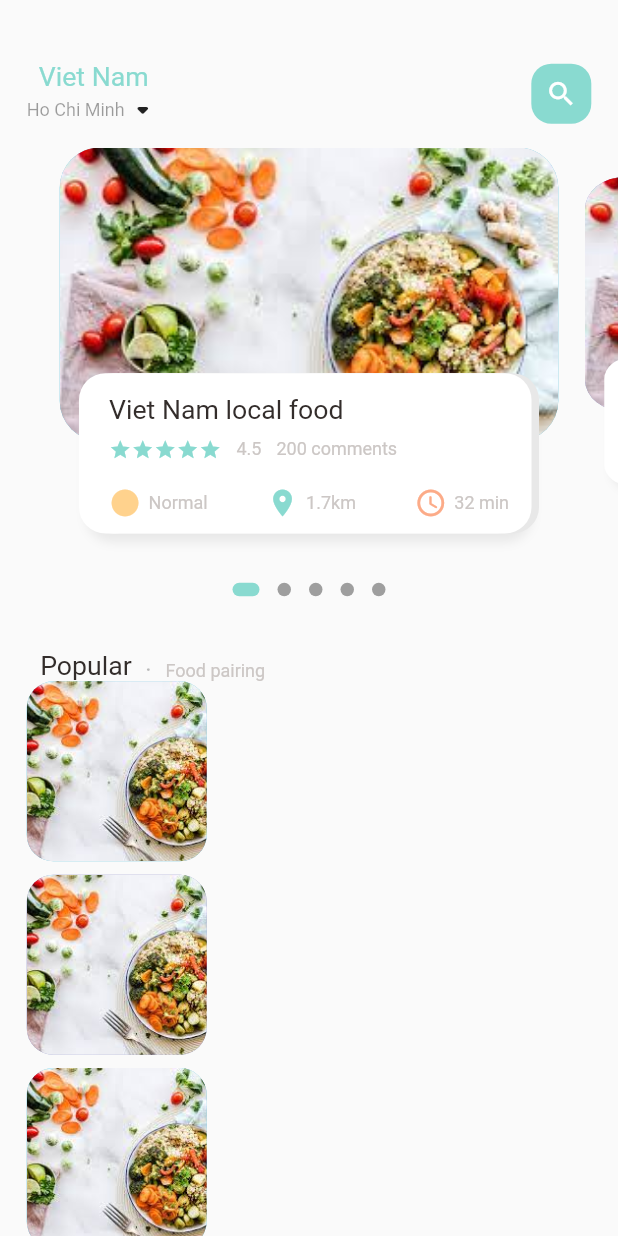
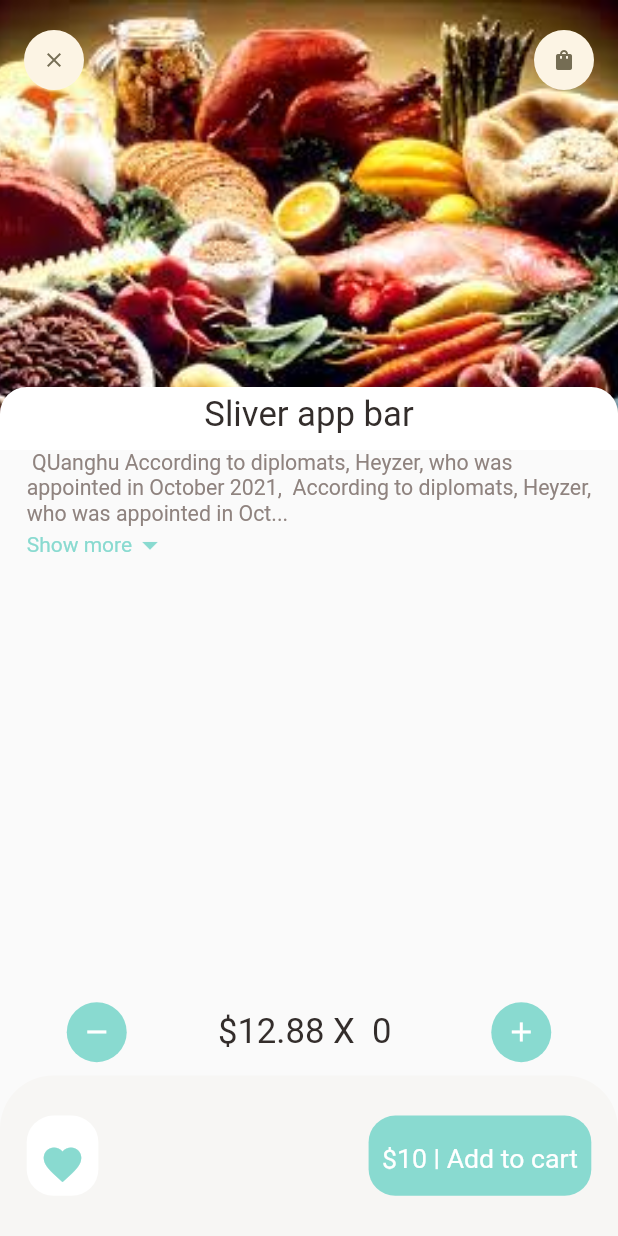
Before and after one commit to just-doit-hana/food-delivery-getx, a Flutter app: the screen it shows after launch, on a phone screen of 412 x 824 dp. Run offline on Flutter 3.47's test engine with Material 2 defaults, Android fonts, the phone set to English and light mode, and no system bars; drawn by our look-alikes of dots_indicator; our stand-ins replace get.

Commit message:
feat(@pages):complete page 70%

```diff
--- a/lib/main.dart
+++ b/lib/main.dart
@@ -1,6 +1,9 @@
 import 'package:flutter/material.dart';
-import 'package:food_delivery/home/main_food_pages.dart';
+import 'package:food_delivery/pages/food/popular_food_detail.dart';
+import 'package:food_delivery/pages/home/recommend_food_detail.dart';
 import 'package:get/route_manager.dart';
+
+import 'pages/home/main_food_pages.dart';
 
 void main() {
   runApp(const MyApp());
@@ -17,6 +20,6 @@ class MyApp extends StatelessWidget {
         theme: ThemeData(
           primarySwatch: Colors.blue,
         ),
-        home: const MainFoodPages());
+        home: const RecommendFoodDetail());
   }
 }
--- a/lib/home/food_page_body.dart
+++ b/lib/pages/home/food_page_body.dart
@@ -1,7 +1,8 @@
 import 'package:dots_indicator/dots_indicator.dart';
 import 'package:flutter/material.dart';
-import 'package:food_delivery/utils/Dimemsion.dart';
+import 'package:food_delivery/utils/dimemsion.dart';
 import 'package:food_delivery/utils/colors.dart';
+import 'package:food_delivery/widget/app_column.dart';
 import 'package:food_delivery/widget/big_text.dart';
 import 'package:food_delivery/widget/icon_and_text_widget.dart';
 import 'package:food_delivery/widget/small_text.dart';
@@ -86,10 +87,10 @@ class _FoodPageBodyState extends State<FoodPageBody> {
             ],
           ),
         ),
-        Container(
-          height: 900,
-          // color: Colors.red,
-          child: ListView.builder(
+        // Container(
+        //   height: 900,
+        //   // color: Colors.red,
+        ListView.builder(
             shrinkWrap: true,
             physics: const NeverScrollableScrollPhysics(),
             itemCount: 10,
@@ -102,7 +103,7 @@ class _FoodPageBodyState extends State<FoodPageBody> {
                       width: 120,
                       margin: EdgeInsets.only(
                           left: DimemsionApp.width20,
-                            right: DimemsionApp.width20,
+                          // right: DimemsionApp.width20,
                           bottom: DimemsionApp.height10),
                       decoration: BoxDecoration(
                           image: const DecorationImage(
@@ -114,11 +115,65 @@ class _FoodPageBodyState extends State<FoodPageBody> {
                               ? const Color(0xFF69c5df)
                               : const Color(0xFF9294cc)),
                     ),
+                    Expanded(
+                        child: Container(
+                      height: 120,
+                      // width: 180,
+                      decoration: BoxDecoration(
+                          // color: Colors.red,
+                          borderRadius: BorderRadius.only(
+                              bottomRight:
+                                  Radius.circular(DimemsionApp.radius20),
+                              topRight:
+                                  Radius.circular(DimemsionApp.radius20))),
+                      child: Padding(
+                        padding: EdgeInsets.only(
+                            left: DimemsionApp.width10,
+                            right: DimemsionApp.width10),
+                        child: Column(
+                          crossAxisAlignment: CrossAxisAlignment.start,
+                          // mainAxisAlignment: MainAxisAlignment.center,
+                          children: [
+                            BigText(text: 'Viet Nam Local food'),
+                            SizedBox(
+                              height: DimemsionApp.height10,
+                            ),
+                            SmallText(text: 'with characterist in viet nam '),
+                            SizedBox(
+                              height: DimemsionApp.height10,
+                            ),
+                            Row(
+                              mainAxisAlignment: MainAxisAlignment.spaceBetween,
+                              children: const [
+                                IconAndTextWidget(
+                                  icon: Icons.circle_sharp,
+                                  text: 'Normal',
+                                  iColor: AppColors.iconColor1,
+                                  // color: AppColors.textColor
+                                ),
+                                IconAndTextWidget(
+                                  icon: Icons.location_on,
+                                  text: '1.7km',
+                                  iColor: AppColors.mainColor,
+                                  // color: AppColors.textColor
+                                ),
+                                IconAndTextWidget(
+                                  icon: Icons.access_time_rounded,
+                                  text: '32 min',
+                                  iColor: AppColors.iconColor2,
+                                  // color: AppColors.textColor
+                                )
+                              ],
+                            )
+                          ],
+                        ),
+                      ),
+                    ))
+                    // Text container
                   ],
                 ),
               );
             }),
-        )
       ],
     );
   }
@@ -194,63 +249,9 @@ class _FoodPageBodyState extends State<FoodPageBody> {
               child: Container(
                   padding: EdgeInsets.only(
                       top: DimemsionApp.height15, left: 15, right: 15),
-                child: Column(
-                    crossAxisAlignment: CrossAxisAlignment.start,
-                    children: [
-                      BigText(text: 'Viet Nam local food'),
-                      SizedBox(
-                        height: DimemsionApp.height10,
-                      ),
-                      Row(
-                        children: [
-                          Wrap(
-                            children: List.generate(
-                                5,
-                                (index) => const Icon(
-                                      Icons.star,
-                                      color: AppColors.mainColor,
-                                      size: 15,
+                  child: AppColumn(
+                    text: 'Cao lau',
                   )),
-                          ),
-                          const SizedBox(
-                            width: 10,
-                          ),
-                          SmallText(text: '4.5'),
-                          const SizedBox(
-                            width: 10,
-                          ),
-                          SmallText(text: '200 comments')
-                        ],
-                      ),
-                      SizedBox(
-                        height: DimemsionApp.height20,
-                      ),
-                      Row(
-                        crossAxisAlignment: CrossAxisAlignment.center,
-                        mainAxisAlignment: MainAxisAlignment.spaceBetween,
-                        children: const [
-                          IconAndTextWidget(
-                            icon: Icons.circle_sharp,
-                            text: 'Normal',
-                            iColor: AppColors.iconColor1,
-                            // color: AppColors.textColor
-                          ),
-                          IconAndTextWidget(
-                            icon: Icons.location_on,
-                            text: '1.7km',
-                            iColor: AppColors.mainColor,
-                            // color: AppColors.textColor
-                          ),
-                          IconAndTextWidget(
-                            icon: Icons.access_time_rounded,
-                            text: '32 min',
-                            iColor: AppColors.iconColor2,
-                            // color: AppColors.textColor
-                          )
-                        ],
-                      )
-                    ]),
-              ),
             ),
           )
         ],
--- a/lib/home/main_food_pages.dart
+++ b/lib/pages/home/main_food_pages.dart
@@ -1,9 +1,10 @@
 import 'package:flutter/material.dart';
-import 'package:food_delivery/home/food_page_body.dart';
-import 'package:food_delivery/utils/Dimemsion.dart';
+import 'package:food_delivery/utils/dimemsion.dart';
 import 'package:food_delivery/utils/colors.dart';
 import 'package:food_delivery/widget/big_text.dart';
 import 'package:food_delivery/widget/small_text.dart';
+
+import 'food_page_body.dart';
 
 class MainFoodPages extends StatefulWidget {
   const MainFoodPages({Key? key}) : super(key: key);
--- /dev/null
+++ b/lib/pages/home/recommend_food_detail.dart
@@ -0,0 +1,148 @@
+import 'package:flutter/material.dart';
+import 'package:food_delivery/utils/colors.dart';
+import 'package:food_delivery/utils/dimemsion.dart';
+import 'package:food_delivery/widget/app_icon.dart';
+import 'package:food_delivery/widget/big_text.dart';
+import 'package:food_delivery/widget/exandable_text_widget.dart';
+
+class RecommendFoodDetail extends StatelessWidget {
+  const RecommendFoodDetail({Key? key}) : super(key: key);
+
+  @override
+  Widget build(BuildContext context) {
+    return Scaffold(
+      body: CustomScrollView(
+        slivers: [
+          SliverAppBar(
+            toolbarHeight: 80,
+            title: Row(
+              mainAxisAlignment: MainAxisAlignment.spaceBetween,
+              children: [
+                AppIcon(icon: Icons.clear),
+                AppIcon(icon: Icons.shopping_bag)
+              ],
+            ),
+            bottom: PreferredSize(
+              preferredSize: Size.fromHeight(20),
+              child: Container(
+                // margin: EdgeInsets.only(
+                // left: DimemsionApp.width20, right: DimemsionApp.width20),
+                width: double.maxFinite,
+                padding: EdgeInsets.only(top: 5, bottom: 10),
+
+                decoration: BoxDecoration(
+                    color: Colors.white,
+                    borderRadius: BorderRadius.only(
+                        topRight: Radius.circular(DimemsionApp.radius20),
+                        topLeft: Radius.circular(DimemsionApp.radius20))),
+                child: Center(
+                    child: BigText(
+                        size: DimemsionApp.font26, text: 'Sliver app bar')),
+              ),
+            ),
+            pinned: true,
+            backgroundColor: AppColors.yellowColor,
+            expandedHeight: 300,
+            flexibleSpace: FlexibleSpaceBar(
+              background: Image.asset(
+                'assets/image/food_1.jpeg',
+                width: double.maxFinite,
+                fit: BoxFit.cover,
+              ),
+            ),
+          ),
+          SliverToBoxAdapter(
+              child: Column(
+            children: [
+              Container(
+                margin: EdgeInsets.symmetric(horizontal: DimemsionApp.width20),
+                child: const ExandableTextWidget(
+                    text:
+                        ' QUanghu According to diplomats, Heyzer, who was appointed in October 2021,  According to diplomats, Heyzer, who was appointed in October 2021, has been given a general green light to make her first trip to Myanmar, but has not yet received the necessary authorisations for her stay and the people she may meet.According to diplomats, Heyzer, who was appointed in October 2021, has been given a general green light to make her first trip to Myanmar, but has not yet received the necessary authorisations for her stay and the people she may meet. According to diplomats, Heyzer, who was appointed in October 2021, has been given a general green light to make her first trip to Myanmar, but has not yet received the necessary authorisations for her stay and the people she may meet.'),
+              )
+            ],
+          )),
+        ],
+      ),
+      bottomNavigationBar: Column(
+        mainAxisSize: MainAxisSize.min,
+        children: [
+          Container(
+            padding: EdgeInsets.only(
+                top: DimemsionApp.height10,
+                bottom: DimemsionApp.height10,
+                left: DimemsionApp.width20 * 2.5,
+                right: DimemsionApp.width20 * 2.5),
+            child: Row(
+              mainAxisAlignment: MainAxisAlignment.spaceBetween,
+              children: [
+                AppIcon(
+                  iconSize: DimemsionApp.iconSize24,
+                  iColor: Colors.white,
+                  icon: Icons.remove,
+                  bgColor: AppColors.mainColor,
+                ),
+                // ignore: prefer_adjacent_string_concatenation, prefer_interpolation_to_compose_strings
+                BigText(
+                  text: "\$12.88" + " X " + " 0 ",
+                  color: AppColors.mainBlackColor,
+                  size: DimemsionApp.font26,
+                ),
+                AppIcon(
+                  iconSize: DimemsionApp.iconSize24,
+                  iColor: Colors.white,
+                  icon: Icons.add,
+                  bgColor: AppColors.mainColor,
+                )
+              ],
+            ),
+          ),
+          Container(
+            height: DimemsionApp.bottomHeight,
+            padding: EdgeInsets.only(
+                top: DimemsionApp.height30,
+                bottom: DimemsionApp.height30,
+                right: DimemsionApp.width20,
+                left: DimemsionApp.width20),
+            decoration: BoxDecoration(
+                color: AppColors.btnBgColor,
+                borderRadius: BorderRadius.only(
+                    topRight: Radius.circular(DimemsionApp.radius20 * 2),
+                    topLeft: Radius.circular(DimemsionApp.radius20 * 2))),
+            child: Row(
+              mainAxisAlignment: MainAxisAlignment.spaceBetween,
+              children: [
+                Container(
+                    padding: EdgeInsets.symmetric(
+                        vertical: DimemsionApp.width20,
+                        horizontal: DimemsionApp.height10),
+                    decoration: BoxDecoration(
+                        borderRadius:
+                            BorderRadius.circular(DimemsionApp.radius20),
+                        color: Colors.white),
+                    child: Icon(
+                      Icons.favorite,
+                      color: AppColors.mainColor,
+                      size: 30,
+                    )),
+                Container(
+                  padding: EdgeInsets.symmetric(
+                      vertical: DimemsionApp.width20,
+                      horizontal: DimemsionApp.height10),
+                  decoration: BoxDecoration(
+                      borderRadius:
+                          BorderRadius.circular(DimemsionApp.radius20),
+                      color: AppColors.mainColor),
+                  child: BigText(
+                    text: '\$10 | Add to cart',
+                    color: Colors.white,
+                  ),
+                )
+              ],
+            ),
+          ),
+        ],
+      ),
+    );
+  }
+}
--- a/lib/utils/Dimemsion.dart
+++ b/lib/utils/Dimemsion.dart
@@ -8,22 +8,37 @@ class DimemsionApp {
   static double pageViewContainer = screenHeight / 4.21;
   static double pageViewTextContainer = screenHeight / 7.71;
 
+  // dynamic height
   static double height10 = screenHeight / 92.6;
   static double height15 = screenHeight / 61.7;
   static double height20 = screenHeight / 46.3;
   static double height30 = screenHeight / 30.8;
   static double height45 = screenHeight / 20.6;
 
+  // dynamic width
   static double width10 = screenHeight / 92.6;
   static double width15 = screenHeight / 61.7;
   static double width20 = screenHeight / 46.3;
   static double width30 = screenHeight / 30.8;
 
+  static double font16 = screenHeight / 57.875;
   static double font20 = screenHeight / 46.3;
-
+  static double font26 = screenHeight / 35.6;
+  // dynamic radius
   static double radius15 = screenHeight / 61.7;
   static double radius20 = screenHeight / 46.3;
   static double radius30 = screenHeight / 30.8;
 
   static double iconSize24 = screenHeight / 38.5;
+  static double iconSize16 = screenHeight / 57.875;
+
+  // list view img
+  static double lisviewImg = screenWeight / 7.7;
+  static double listViewTextContSize = screenWeight / 9.26;
+
+  // popular food
+  static double popularFoodImg = screenHeight / 2.64;
+
+  // bottom height
+  static double bottomHeight = screenHeight / 7.7;
 }
--- /dev/null
+++ b/lib/widget/app_icon.dart
@@ -0,0 +1,33 @@
+import 'package:flutter/material.dart';
+import 'package:food_delivery/utils/Dimemsion.dart';
+
+class AppIcon extends StatelessWidget {
+  AppIcon(
+      {Key? key,
+      required this.icon,
+      this.bgColor = const Color(0xFFfcf4e4),
+      this.iColor = const Color(0xFF756d54),
+      this.size = 40,
+      this.iconSize = 16})
+      : super(key: key);
+
+  final IconData icon;
+  final Color bgColor;
+  final Color iColor;
+  double iconSize;
+  double size;
+  @override
+  Widget build(BuildContext context) {
+    return Container(
+      width: size,
+      height: size,
+      decoration: BoxDecoration(
+          borderRadius: BorderRadius.circular(size / 2), color: bgColor),
+      child: Icon(
+        icon,
+        color: iColor,
+        size: iconSize,
+      ),
+    );
+  }
+}
--- a/lib/widget/big_text.dart
+++ b/lib/widget/big_text.dart
@@ -1,5 +1,5 @@
 import 'package:flutter/material.dart';
-import 'package:food_delivery/utils/Dimemsion.dart';
+import 'package:food_delivery/utils/dimemsion.dart';
 import 'package:food_delivery/utils/colors.dart';
 
 // ignore: must_be_immutable
--- /dev/null
+++ b/lib/widget/exandable_text_widget.dart
@@ -0,0 +1,71 @@
+import 'package:flutter/material.dart';
+import 'package:food_delivery/utils/colors.dart';
+import 'package:food_delivery/utils/dimemsion.dart';
+import 'package:food_delivery/widget/small_text.dart';
+
+class ExandableTextWidget extends StatefulWidget {
+  const ExandableTextWidget({Key? key, required this.text}) : super(key: key);
+  final String text;
+  @override
+  State<ExandableTextWidget> createState() => _ExandableTextWidgetState();
+}
+
+class _ExandableTextWidgetState extends State<ExandableTextWidget> {
+  late String fistHaft;
+  late String secondHaft;
+  bool hiddenText = true;
+  double textHeight = DimemsionApp.screenHeight / 6.17;
+  @override
+  void initState() {
+    super.initState();
+    if (widget.text.length > textHeight) {
+      fistHaft = widget.text.substring(0, textHeight.toInt());
+      secondHaft =
+          widget.text.substring(textHeight.toInt() + 1, widget.text.length);
+    } else {
+      fistHaft = widget.text;
+      secondHaft = "";
+    }
+  }
+
+  @override
+  Widget build(BuildContext context) {
+    return Container(
+      child: secondHaft.isEmpty
+          ? SmallText(
+              color: AppColors.paramColor,
+              size: DimemsionApp.font16,
+              text: fistHaft)
+          : Column(
+              children: [
+                SmallText(
+                    height: 1.8,
+                    color: AppColors.paramColor,
+                    size: DimemsionApp.font16,
+                    text: hiddenText
+                        ? ("$fistHaft...")
+                        : (fistHaft + secondHaft)),
+                InkWell(
+                  onTap: () {
+                    // print(hiddenText);
+                    hiddenText = !hiddenText;
+                  },
+                  child: Row(
+                    children: [
+                      SmallText(
+                        text: 'Show more',
+                        color: AppColors.mainColor,
+                      ),
+                      Icon(
+                          hiddenText
+                              ? Icons.arrow_drop_down
+                              : Icons.arrow_drop_up,
+                          color: AppColors.mainColor)
+                    ],
+                  ),
+                )
+              ],
+            ),
+    );
+  }
+}
--- a/lib/widget/icon_and_text_widget.dart
+++ b/lib/widget/icon_and_text_widget.dart
@@ -1,5 +1,5 @@
 import 'package:flutter/material.dart';
-import 'package:food_delivery/utils/Dimemsion.dart';
+import 'package:food_delivery/utils/dimemsion.dart';
 import 'package:food_delivery/widget/small_text.dart';
 
 class IconAndTextWidget extends StatelessWidget {
--- a/lib/widget/small_text.dart
+++ b/lib/widget/small_text.dart
@@ -7,8 +7,8 @@ class SmallText extends StatelessWidget {
       {Key? key,
       this.color = AppColors.textColor,
       required this.text,
-      this.size = 12,
-      this.height = 1.2})
+      this.size = 14,
+      this.height = 1.4})
       : super(key: key);
   Color? color;
   final String text;
```
Also changed, not shown: lib/pages/food/popular_food_detail.dart (added, +152 -0 lines), lib/widget/app_column.dart (added, +72 -0 lines), lib/helper/dependencies.dart (added). Lines whose indentation alone changed are shown as unchanged.
